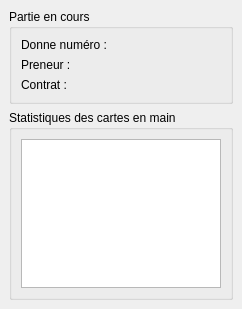
This is src/client/InfosDockUI.ui in belegar/tarotclub as Qt 5 draws it before an edit. The edited form follows.
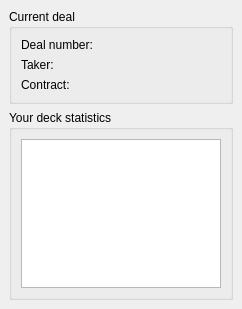
This is the edited form.

Diff of the .ui file:
```diff
--- a/src/client/InfosDockUI.ui
+++ b/src/client/InfosDockUI.ui
@@ -18,7 +18,7 @@
     <item row="0" column="0">
      <widget class="QGroupBox" name="groupBox">
       <property name="title">
-       <string>Partie en cours</string>
+       <string>Current deal</string>
       </property>
       <layout class="QGridLayout" name="gridLayout_3">
        <item row="0" column="0">
@@ -26,7 +26,7 @@
          <item>
           <widget class="QLabel" name="label">
            <property name="text">
-            <string>Donne numéro : </string>
+            <string>Deal number:</string>
            </property>
           </widget>
          </item>
@@ -44,7 +44,7 @@
          <item>
           <widget class="QLabel" name="label_2">
            <property name="text">
-            <string>Preneur : </string>
+            <string>Taker:</string>
            </property>
           </widget>
          </item>
@@ -62,7 +62,7 @@
          <item>
           <widget class="QLabel" name="label_3">
            <property name="text">
-            <string>Contrat : </string>
+            <string>Contract: </string>
            </property>
           </widget>
          </item>
@@ -81,7 +81,7 @@
     <item row="1" column="0">
      <widget class="QGroupBox" name="groupBox_2">
       <property name="title">
-       <string>Statistiques des cartes en main</string>
+       <string>Your deck statistics</string>
       </property>
       <layout class="QGridLayout" name="gridLayout">
        <item row="0" column="0">
```
